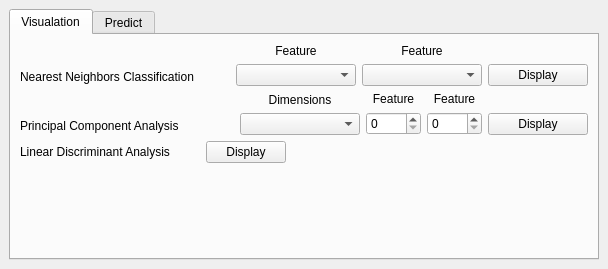
The window that gui/diabetes_predicter.ui (Djordje99/Big_Data_Project) describes before a commit, drawn with Qt 5.
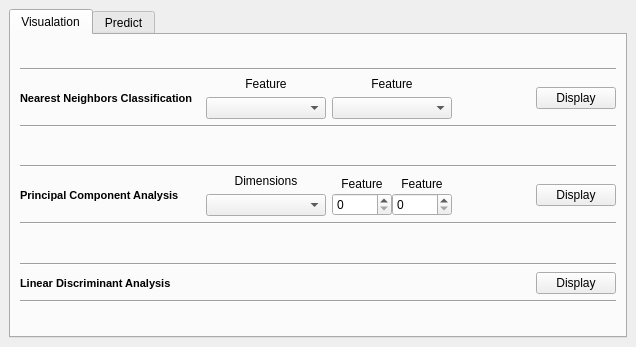
The same window after the commit. The open tabs and pages were chosen to show the change.

What changed in the file:
```diff
--- a/gui/diabetes_predicter.ui
+++ b/gui/diabetes_predicter.ui
@@ -6,40 +6,38 @@
    <rect>
     <x>0</x>
     <y>0</y>
-    <width>608</width>
-    <height>269</height>
+    <width>617</width>
+    <height>347</height>
    </rect>
   </property>
+  <property name="font">
+   <font>
+    <weight>50</weight>
+    <bold>false</bold>
+   </font>
+  </property>
   <property name="windowTitle">
    <string>MainWindow</string>
   </property>
+  <property name="tabShape">
+   <enum>QTabWidget::Rounded</enum>
+  </property>
   <widget class="QWidget" name="centralwidget">
    <layout class="QGridLayout" name="gridLayout">
     <item row="0" column="1">
      <widget class="QTabWidget" name="tabWidget">
       <property name="currentIndex">
-       <number>1</number>
+       <number>0</number>
       </property>
       <widget class="QWidget" name="visualation">
        <attribute name="title">
         <string>Visualation</string>
        </attribute>
        <layout class="QGridLayout" name="gridLayout_2">
-        <item row="0" column="0">
-         <layout class="QVBoxLayout" name="verticalLayout_11">
-          <item>
-           <layout class="QVBoxLayout" name="verticalLayout_10">
-            <item>
-             <layout class="QHBoxLayout" name="horizontalLayout">
-              <item>
+        <item row="3" column="0">
                <layout class="QVBoxLayout" name="verticalLayout_4">
                 <item>
-                 <widget class="QLabel" name="label_4">
-                  <property name="text">
-                   <string/>
-                  </property>
-                 </widget>
-                </item>
+           <layout class="QHBoxLayout" name="horizontalLayout">
                 <item>
                  <widget class="QLabel" name="nnc_label">
                   <property name="minimumSize">
@@ -48,13 +46,19 @@
                     <height>0</height>
                    </size>
                   </property>
+              <property name="font">
+               <font>
+                <pointsize>8</pointsize>
+                <weight>75</weight>
+                <italic>false</italic>
+                <bold>true</bold>
+               </font>
+              </property>
                   <property name="text">
                    <string>Nearest Neighbors Classification</string>
                   </property>
                  </widget>
                 </item>
-               </layout>
-              </item>
               <item>
                <layout class="QVBoxLayout" name="verticalLayout">
                 <item>
@@ -115,15 +119,21 @@
                 </item>
                </layout>
               </item>
+            <item>
+             <spacer name="horizontalSpacer_2">
+              <property name="orientation">
+               <enum>Qt::Horizontal</enum>
+              </property>
+              <property name="sizeHint" stdset="0">
+               <size>
+                <width>40</width>
+                <height>20</height>
+               </size>
+              </property>
+             </spacer>
+            </item>
               <item>
                <layout class="QVBoxLayout" name="verticalLayout_3">
-                <item>
-                 <widget class="QLabel" name="label_3">
-                  <property name="text">
-                   <string/>
-                  </property>
-                 </widget>
-                </item>
                 <item>
                  <widget class="QPushButton" name="nnc_btn">
                   <property name="maximumSize">
@@ -142,16 +152,34 @@
              </layout>
             </item>
             <item>
-             <layout class="QHBoxLayout" name="horizontalLayout_2">
+           <widget class="Line" name="line">
+            <property name="orientation">
+             <enum>Qt::Horizontal</enum>
+            </property>
+           </widget>
+          </item>
               <item>
-               <layout class="QVBoxLayout" name="verticalLayout_5">
+           <spacer name="verticalSpacer_3">
+            <property name="orientation">
+             <enum>Qt::Vertical</enum>
+            </property>
+            <property name="sizeHint" stdset="0">
+             <size>
+              <width>20</width>
+              <height>40</height>
+             </size>
+            </property>
+           </spacer>
+          </item>
                 <item>
-                 <widget class="QLabel" name="label_9">
-                  <property name="text">
-                   <string/>
+           <widget class="Line" name="line_10">
+            <property name="orientation">
+             <enum>Qt::Horizontal</enum>
                   </property>
                  </widget>
                 </item>
+          <item>
+           <layout class="QHBoxLayout" name="horizontalLayout_21">
                 <item>
                  <widget class="QLabel" name="pca_label">
                   <property name="minimumSize">
@@ -160,13 +188,19 @@
                     <height>0</height>
                    </size>
                   </property>
+              <property name="font">
+               <font>
+                <pointsize>8</pointsize>
+                <weight>75</weight>
+                <italic>false</italic>
+                <bold>true</bold>
+               </font>
+              </property>
                   <property name="text">
                    <string>Principal Component Analysis</string>
                   </property>
                  </widget>
                 </item>
-               </layout>
-              </item>
               <item>
                <layout class="QVBoxLayout" name="verticalLayout_6">
                 <item>
@@ -198,6 +232,11 @@
                </layout>
               </item>
               <item>
+             <layout class="QHBoxLayout" name="horizontalLayout_2">
+              <property name="spacing">
+               <number>0</number>
+              </property>
+              <item>
                <layout class="QVBoxLayout" name="verticalLayout_7">
                 <item>
                  <widget class="QLabel" name="label_7">
@@ -213,7 +252,7 @@
                  <widget class="QSpinBox" name="field_1">
                   <property name="minimumSize">
                    <size>
-                    <width>55</width>
+                    <width>60</width>
                     <height>0</height>
                    </size>
                   </property>
@@ -243,7 +282,7 @@
                  <widget class="QSpinBox" name="field_2">
                   <property name="minimumSize">
                    <size>
-                    <width>55</width>
+                    <width>60</width>
                     <height>0</height>
                    </size>
                   </property>
@@ -256,16 +295,24 @@
                  </widget>
                 </item>
                </layout>
+              </item>
+             </layout>
+            </item>
+            <item>
+             <spacer name="horizontalSpacer_4">
+              <property name="orientation">
+               <enum>Qt::Horizontal</enum>
+              </property>
+              <property name="sizeHint" stdset="0">
+               <size>
+                <width>40</width>
+                <height>20</height>
+               </size>
+              </property>
+             </spacer>
               </item>
               <item>
                <layout class="QVBoxLayout" name="verticalLayout_9">
-                <item>
-                 <widget class="QLabel" name="label_8">
-                  <property name="text">
-                   <string/>
-                  </property>
-                 </widget>
-                </item>
                 <item>
                  <widget class="QPushButton" name="pca_btn">
                   <property name="maximumSize">
@@ -283,6 +330,33 @@
               </item>
              </layout>
             </item>
+          <item>
+           <widget class="Line" name="line_3">
+            <property name="orientation">
+             <enum>Qt::Horizontal</enum>
+            </property>
+           </widget>
+          </item>
+          <item>
+           <spacer name="verticalSpacer_4">
+            <property name="orientation">
+             <enum>Qt::Vertical</enum>
+            </property>
+            <property name="sizeHint" stdset="0">
+             <size>
+              <width>20</width>
+              <height>40</height>
+             </size>
+            </property>
+           </spacer>
+          </item>
+          <item>
+           <widget class="Line" name="line_11">
+            <property name="orientation">
+             <enum>Qt::Horizontal</enum>
+            </property>
+           </widget>
+          </item>
             <item>
              <layout class="QHBoxLayout" name="horizontalLayout_3">
               <item>
@@ -293,24 +367,19 @@
                   <height>0</height>
                  </size>
                 </property>
+              <property name="font">
+               <font>
+                <pointsize>8</pointsize>
+                <weight>75</weight>
+                <italic>false</italic>
+                <bold>true</bold>
+               </font>
+              </property>
                 <property name="text">
                  <string>Linear Discriminant Analysis</string>
                 </property>
                </widget>
               </item>
-              <item>
-               <widget class="QPushButton" name="lda_btn">
-                <property name="maximumSize">
-                 <size>
-                  <width>80</width>
-                  <height>16777215</height>
-                 </size>
-                </property>
-                <property name="text">
-                 <string>Display</string>
-                </property>
-               </widget>
-              </item>
               <item>
                <spacer name="horizontalSpacer_3">
                 <property name="orientation">
@@ -324,11 +393,31 @@
                 </property>
                </spacer>
               </item>
-             </layout>
+            <item>
+             <widget class="QPushButton" name="lda_btn">
+              <property name="maximumSize">
+               <size>
+                <width>100</width>
+                <height>16777215</height>
+               </size>
+              </property>
+              <property name="text">
+               <string>Display</string>
+              </property>
+             </widget>
             </item>
            </layout>
           </item>
           <item>
+           <widget class="Line" name="line_4">
+            <property name="orientation">
+             <enum>Qt::Horizontal</enum>
+            </property>
+           </widget>
+          </item>
+         </layout>
+        </item>
+        <item row="0" column="0">
            <spacer name="verticalSpacer">
             <property name="orientation">
              <enum>Qt::Vertical</enum>
@@ -336,12 +425,30 @@
             <property name="sizeHint" stdset="0">
              <size>
               <width>20</width>
-              <height>0</height>
+            <height>40</height>
              </size>
             </property>
            </spacer>
           </item>
-         </layout>
+        <item row="1" column="0">
+         <widget class="Line" name="line_2">
+          <property name="orientation">
+           <enum>Qt::Horizontal</enum>
+          </property>
+         </widget>
+        </item>
+        <item row="4" column="0">
+         <spacer name="verticalSpacer_2">
+          <property name="orientation">
+           <enum>Qt::Vertical</enum>
+          </property>
+          <property name="sizeHint" stdset="0">
+           <size>
+            <width>20</width>
+            <height>40</height>
+           </size>
+          </property>
+         </spacer>
         </item>
        </layout>
       </widget>
@@ -349,7 +456,10 @@
        <attribute name="title">
         <string>Predict</string>
        </attribute>
-       <widget class="QWidget" name="">
+       <layout class="QGridLayout" name="gridLayout_3">
+        <item row="1" column="0">
+         <layout class="QVBoxLayout" name="verticalLayout_5">
+          <item>
         <layout class="QVBoxLayout" name="verticalLayout_34">
          <property name="leftMargin">
           <number>7</number>
@@ -363,6 +473,13 @@
          <property name="bottomMargin">
           <number>7</number>
          </property>
+            <item>
+             <widget class="Line" name="line_9">
+              <property name="orientation">
+               <enum>Qt::Horizontal</enum>
+              </property>
+             </widget>
+            </item>
          <item>
           <layout class="QVBoxLayout" name="verticalLayout_33">
            <item>
@@ -373,6 +490,12 @@
                 <layout class="QVBoxLayout" name="verticalLayout_12">
                  <item>
                   <widget class="QLabel" name="label_10">
+                      <property name="toolTip">
+                       <string/>
+                      </property>
+                      <property name="toolTipDuration">
+                       <number>-1</number>
+                      </property>
                    <property name="text">
                     <string>HighBP</string>
                    </property>
@@ -385,6 +508,9 @@
                   <layout class="QHBoxLayout" name="horizontalLayout_4">
                    <item>
                     <widget class="QRadioButton" name="high_bp_yes">
+                        <property name="toolTip">
+                         <string/>
+                        </property>
                      <property name="text">
                       <string>Yes</string>
                      </property>
@@ -593,6 +719,13 @@
                </item>
               </layout>
              </item>
+                <item>
+                 <widget class="Line" name="line_5">
+                  <property name="orientation">
+                   <enum>Qt::Horizontal</enum>
+                  </property>
+                 </widget>
+                </item>
              <item>
               <layout class="QHBoxLayout" name="horizontalLayout_18">
                <item>
@@ -827,6 +960,13 @@
              </item>
             </layout>
            </item>
+              <item>
+               <widget class="Line" name="line_6">
+                <property name="orientation">
+                 <enum>Qt::Horizontal</enum>
+                </property>
+               </widget>
+              </item>
            <item>
             <layout class="QHBoxLayout" name="horizontalLayout_19">
              <item>
@@ -956,8 +1096,28 @@
            </item>
           </layout>
          </item>
+            <item>
+             <widget class="Line" name="line_7">
+              <property name="orientation">
+               <enum>Qt::Horizontal</enum>
+              </property>
+             </widget>
+            </item>
          <item>
           <layout class="QHBoxLayout" name="horizontalLayout_20">
+              <item>
+               <spacer name="horizontalSpacer_5">
+                <property name="orientation">
+                 <enum>Qt::Horizontal</enum>
+                </property>
+                <property name="sizeHint" stdset="0">
+                 <size>
+                  <width>40</width>
+                  <height>20</height>
+                 </size>
+                </property>
+               </spacer>
+              </item>
            <item>
             <layout class="QVBoxLayout" name="verticalLayout_31">
              <item>
@@ -1005,7 +1165,11 @@
               </widget>
              </item>
              <item>
-              <widget class="QComboBox" name="bmi_box"/>
+                 <widget class="QComboBox" name="bmi_box">
+                  <property name="whatsThis">
+                   <string/>
+                  </property>
+                 </widget>
              </item>
             </layout>
            </item>
@@ -1022,17 +1186,63 @@
              </property>
             </spacer>
            </item>
+             </layout>
+            </item>
+            <item>
+             <widget class="Line" name="line_8">
+              <property name="orientation">
+               <enum>Qt::Horizontal</enum>
+              </property>
+             </widget>
+            </item>
+           </layout>
+          </item>
+          <item>
+           <layout class="QHBoxLayout" name="horizontalLayout_22">
+            <item>
+             <spacer name="horizontalSpacer_6">
+              <property name="orientation">
+               <enum>Qt::Horizontal</enum>
+              </property>
+              <property name="sizeHint" stdset="0">
+               <size>
+                <width>40</width>
+                <height>20</height>
+               </size>
+              </property>
+             </spacer>
+            </item>
            <item>
             <widget class="QPushButton" name="predict_btn">
+              <property name="maximumSize">
+               <size>
+                <width>100</width>
+                <height>16777215</height>
+               </size>
+              </property>
              <property name="text">
               <string>Predict</string>
              </property>
             </widget>
            </item>
+            <item>
+             <spacer name="horizontalSpacer_7">
+              <property name="orientation">
+               <enum>Qt::Horizontal</enum>
+              </property>
+              <property name="sizeHint" stdset="0">
+               <size>
+                <width>40</width>
+                <height>20</height>
+               </size>
+              </property>
+             </spacer>
+            </item>
           </layout>
          </item>
         </layout>
-       </widget>
+        </item>
+       </layout>
       </widget>
      </widget>
     </item>
```
Left out of the diff: 16 changed lines with no effect on the pictures. Lines whose indentation alone changed are shown as unchanged.
